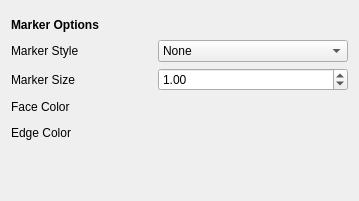
Old version of the form qt/python/mantidqt/widgets/plotconfigdialog/curvestabwidget/markertabwidget/curves_tab_marker_tab.ui in the repository mantidproject/mantid.
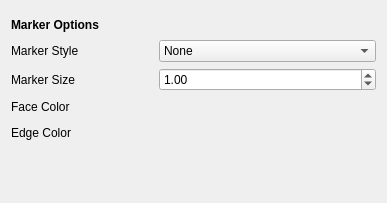
New version of the form.

```diff
--- a/qt/python/mantidqt/widgets/plotconfigdialog/curvestabwidget/markertabwidget/curves_tab_marker_tab.ui
+++ b/qt/python/mantidqt/widgets/plotconfigdialog/curvestabwidget/markertabwidget/curves_tab_marker_tab.ui
@@ -6,8 +6,8 @@
    <rect>
     <x>0</x>
     <y>0</y>
-    <width>359</width>
-    <height>201</height>
+    <width>387</width>
+    <height>203</height>
    </rect>
   </property>
   <property name="sizePolicy">
@@ -23,7 +23,7 @@
    <item row="0" column="0">
     <layout class="QGridLayout" name="grid_layout">
      <property name="sizeConstraint">
-      <enum>QLayout::SetFixedSize</enum>
+      <enum>QLayout::SetMinimumSize</enum>
      </property>
      <property name="topMargin">
       <number>5</number>
@@ -31,7 +31,7 @@
      <item row="1" column="2">
       <widget class="QComboBox" name="marker_style_combo_box">
        <property name="sizePolicy">
-        <sizepolicy hsizetype="Maximum" vsizetype="Expanding">
+        <sizepolicy hsizetype="Expanding" vsizetype="Expanding">
          <horstretch>0</horstretch>
          <verstretch>0</verstretch>
         </sizepolicy>
@@ -42,12 +42,6 @@
          <height>20</height>
         </size>
        </property>
-       <property name="maximumSize">
-        <size>
-         <width>190</width>
-         <height>22</height>
-        </size>
-       </property>
        <item>
         <property name="text">
          <string>None</string>
@@ -248,6 +242,12 @@
          <verstretch>0</verstretch>
         </sizepolicy>
        </property>
+       <property name="minimumSize">
+        <size>
+         <width>96</width>
+         <height>0</height>
+        </size>
+       </property>
        <property name="text">
         <string>Marker Style</string>
        </property>
@@ -265,6 +265,9 @@
        <property name="orientation">
         <enum>Qt::Horizontal</enum>
        </property>
+       <property name="sizeType">
+        <enum>QSizePolicy::Fixed</enum>
+       </property>
        <property name="sizeHint" stdset="0">
         <size>
          <width>40</width>
@@ -278,6 +281,9 @@
        <property name="orientation">
         <enum>Qt::Horizontal</enum>
        </property>
+       <property name="sizeType">
+        <enum>QSizePolicy::Fixed</enum>
+       </property>
        <property name="sizeHint" stdset="0">
         <size>
          <width>40</width>
@@ -305,6 +311,9 @@
        <property name="orientation">
         <enum>Qt::Horizontal</enum>
        </property>
+       <property name="sizeType">
+        <enum>QSizePolicy::Fixed</enum>
+       </property>
        <property name="sizeHint" stdset="0">
         <size>
          <width>40</width>
@@ -318,6 +327,9 @@
        <property name="orientation">
         <enum>Qt::Horizontal</enum>
        </property>
+       <property name="sizeType">
+        <enum>QSizePolicy::Fixed</enum>
+       </property>
        <property name="sizeHint" stdset="0">
         <size>
          <width>40</width>
@@ -349,7 +361,7 @@
      <item row="2" column="2">
       <widget class="QDoubleSpinBox" name="marker_size_spin_box">
        <property name="sizePolicy">
-        <sizepolicy hsizetype="Minimum" vsizetype="Expanding">
+        <sizepolicy hsizetype="Expanding" vsizetype="Expanding">
          <horstretch>0</horstretch>
          <verstretch>0</verstretch>
         </sizepolicy>
@@ -360,12 +372,6 @@
          <height>20</height>
         </size>
        </property>
-       <property name="maximumSize">
-        <size>
-         <width>190</width>
-         <height>16777215</height>
-        </size>
-       </property>
        <property name="decimals">
         <number>2</number>
        </property>
@@ -375,10 +381,24 @@
       </widget>
      </item>
      <item row="3" column="2">
-      <widget class="QWidget" name="face_color_dummy_widget" native="true"/>
+      <widget class="QWidget" name="face_color_dummy_widget" native="true">
+       <property name="sizePolicy">
+        <sizepolicy hsizetype="Expanding" vsizetype="Expanding">
+         <horstretch>0</horstretch>
+         <verstretch>0</verstretch>
+        </sizepolicy>
+       </property>
+      </widget>
      </item>
      <item row="4" column="2">
-      <widget class="QWidget" name="edge_color_dummy_widget" native="true"/>
+      <widget class="QWidget" name="edge_color_dummy_widget" native="true">
+       <property name="sizePolicy">
+        <sizepolicy hsizetype="Expanding" vsizetype="Expanding">
+         <horstretch>0</horstretch>
+         <verstretch>0</verstretch>
+        </sizepolicy>
+       </property>
+      </widget>
      </item>
     </layout>
    </item>
```
